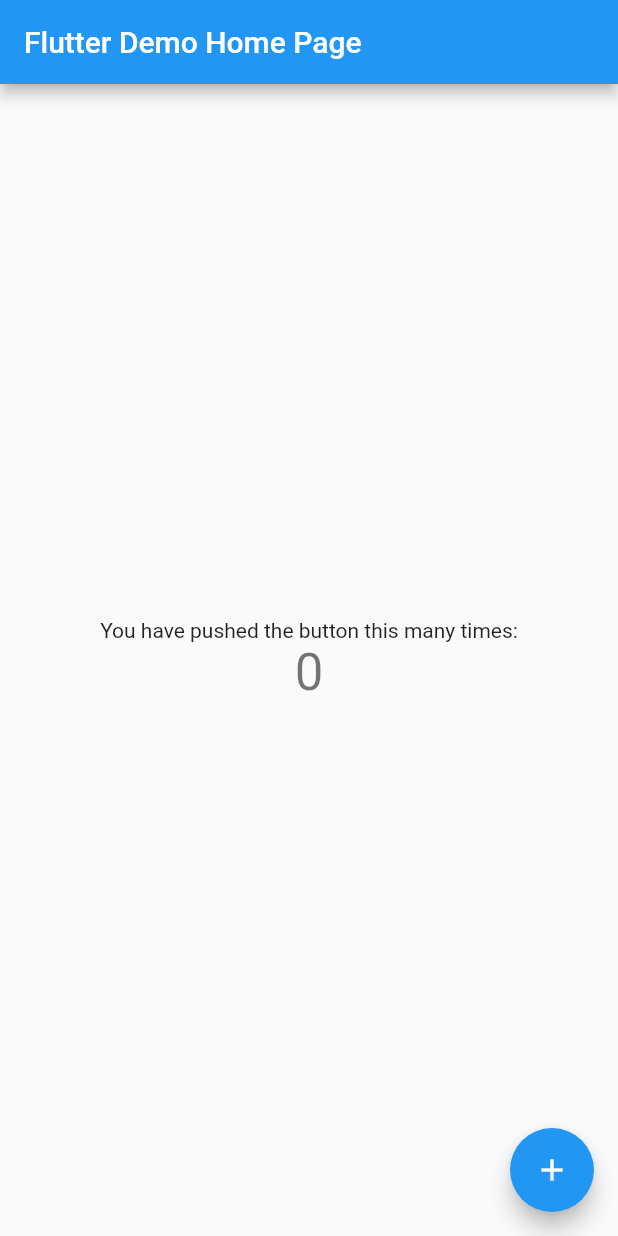
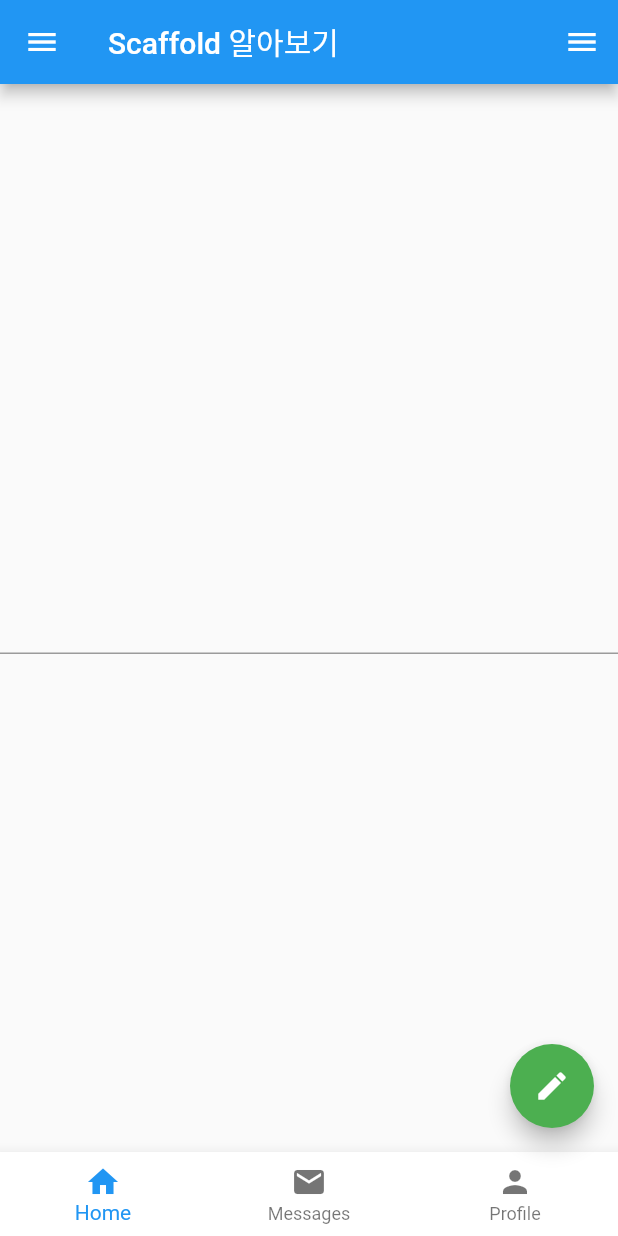
Before and after one commit to eunki7/flutter-layout-study, a Flutter app: the screen it shows after launch, on a phone screen of 412 x 824 dp. Run offline on Flutter 3.47's test engine with Material 2 defaults, Android fonts, the light colour scheme and no system bars.

Commit message:
Scaffold Example.

```diff
--- a/lib/main.dart
+++ b/lib/main.dart
@@ -7,109 +7,71 @@
 class MyApp extends StatelessWidget {
   const MyApp({Key? key}) : super(key: key);
 
-  // This widget is the root of your application.
   @override
   Widget build(BuildContext context) {
     return MaterialApp(
       title: 'Flutter Demo',
       theme: ThemeData(
-        // This is the theme of your application.
-        //
-        // Try running your application with "flutter run". You'll see the
-        // application has a blue toolbar. Then, without quitting the app, try
-        // changing the primarySwatch below to Colors.green and then invoke
-        // "hot reload" (press "r" in the console where you ran "flutter run",
-        // or simply save your changes to "hot reload" in a Flutter IDE).
-        // Notice that the counter didn't reset back to zero; the application
-        // is not restarted.
         primarySwatch: Colors.blue,
+        visualDensity: VisualDensity.adaptivePlatformDensity,
       ),
-      home: const MyHomePage(title: 'Flutter Demo Home Page'),
+      home: const ScaffoldSample(),
     );
   }
 }
 
-class MyHomePage extends StatefulWidget {
-  const MyHomePage({Key? key, required this.title}) : super(key: key);
-
-  // This widget is the home page of your application. It is stateful, meaning
-  // that it has a State object (defined below) that contains fields that affect
-  // how it looks.
-
-  // This class is the configuration for the state. It holds the values (in this
-  // case the title) provided by the parent (in this case the App widget) and
-  // used by the build method of the State. Fields in a Widget subclass are
-  // always marked "final".
-
-  final String title;
+class ScaffoldSample extends StatefulWidget {
+  const ScaffoldSample({Key? key}) : super(key: key);
 
   @override
-  State<MyHomePage> createState() => _MyHomePageState();
+  _ScaffoldSampleState createState() => _ScaffoldSampleState();
 }
 
-class _MyHomePageState extends State<MyHomePage> {
-  int _counter = 0;
-
-  void _incrementCounter() {
-    setState(() {
-      // This call to setState tells the Flutter framework that something has
-      // changed in this State, which causes it to rerun the build method below
-      // so that the display can reflect the updated values. If we changed
-      // _counter without calling setState(), then the build method would not be
-      // called again, and so nothing would appear to happen.
-      _counter++;
-    });
-  }
+class _ScaffoldSampleState extends State<ScaffoldSample> {
 
   @override
   Widget build(BuildContext context) {
-    // This method is rerun every time setState is called, for instance as done
-    // by the _incrementCounter method above.
-    //
-    // The Flutter framework has been optimized to make rerunning build methods
-    // fast, so that you can just rebuild anything that needs updating rather
-    // than having to individually change instances of widgets.
+
     return Scaffold(
       appBar: AppBar(
-        // Here we take the value from the MyHomePage object that was created by
-        // the App.build method, and use it to set our appbar title.
-        title: Text(widget.title),
+          title : const Text("Scaffold 알아보기")),
+      body: const Center(
+        child: TextField(),
       ),
-      body: Center(
-        // Center is a layout widget. It takes a single child and positions it
-        // in the middle of the parent.
-        child: Column(
-          // Column is also a layout widget. It takes a list of children and
-          // arranges them vertically. By default, it sizes itself to fit its
-          // children horizontally, and tries to be as tall as its parent.
-          //
-          // Invoke "debug painting" (press "p" in the console, choose the
-          // "Toggle Debug Paint" action from the Flutter Inspector in Android
-          // Studio, or the "Toggle Debug Paint" command in Visual Studio Code)
-          // to see the wireframe for each widget.
-          //
-          // Column has various properties to control how it sizes itself and
-          // how it positions its children. Here we use mainAxisAlignment to
-          // center the children vertically; the main axis here is the vertical
-          // axis because Columns are vertical (the cross axis would be
-          // horizontal).
-          mainAxisAlignment: MainAxisAlignment.center,
-          children: <Widget>[
-            const Text(
-              'You have pushed the button this many times:',
-            ),
-            Text(
-              '$_counter',
-              style: Theme.of(context).textTheme.headline4,
-            ),
-          ],
+      endDrawer: const Drawer(
+        child: Center(
+          child: Text("슬라이드메뉴"),
         ),
       ),
-      floatingActionButton: FloatingActionButton(
-        onPressed: _incrementCounter,
-        tooltip: 'Increment',
-        child: const Icon(Icons.add),
-      ), // This trailing comma makes auto-formatting nicer for build methods.
+      drawer: const Drawer(
+        child: Center(
+          child: Text("슬라이드메뉴"),
+        ),
+      ),
+      resizeToAvoidBottomInset: false,
+      drawerEdgeDragWidth: 100,
+      drawerEnableOpenDragGesture: false,
+      endDrawerEnableOpenDragGesture: false,
+      drawerScrimColor: Colors.red.withOpacity(0.5),
+      floatingActionButton:FloatingActionButton(
+        onPressed: () {
+          print("Click Edit Button.");
+        },
+        child: const Icon(Icons.edit),
+        backgroundColor: Colors.green,
+      ),
+      bottomNavigationBar: BottomNavigationBar(
+        currentIndex: 0,
+        onTap: (index) {
+          print(index);
+        },
+        backgroundColor: Colors.white,
+        items: const <BottomNavigationBarItem>[
+          BottomNavigationBarItem(icon: Icon(Icons.home), label: "Home"),
+          BottomNavigationBarItem(icon: Icon(Icons.mail), label: "Messages"),
+          BottomNavigationBarItem(icon: Icon(Icons.person), label: "Profile"),
+        ],
+      ),
     );
   }
 }
```
